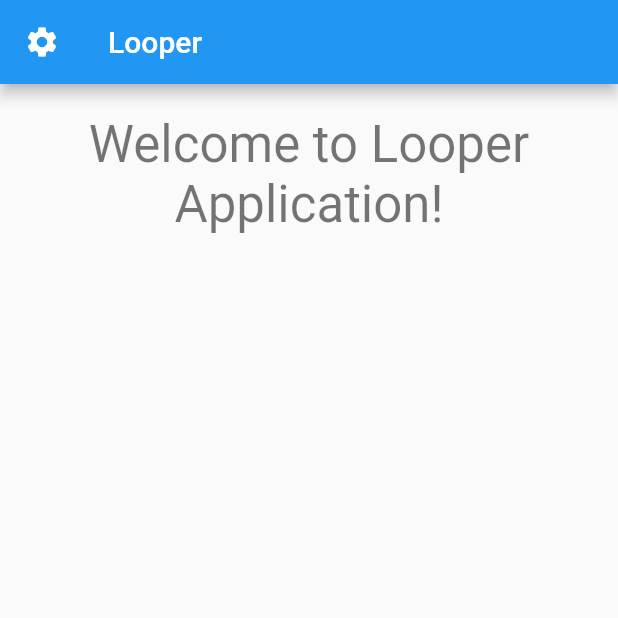
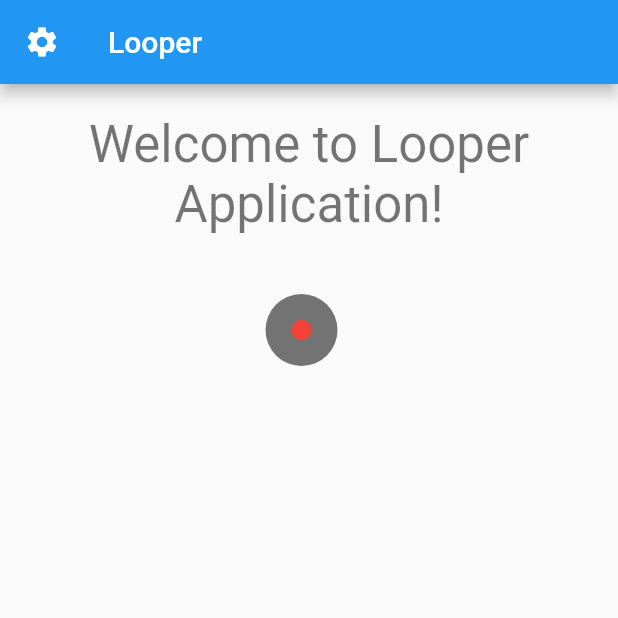
Before and after one commit to michcho415/flutter_project, a Flutter app: the screen it shows after launch, on a phone screen of 412 x 824 dp, the top half of it. Run offline on Flutter 3.47's test engine with Material 2 defaults, Android fonts, the phone set to English and light mode, and no system bars; missing offline and left inert: microphone.

Commit message:
Added custom icons widget

```diff
--- a/lib/views/main_screen.dart
+++ b/lib/views/main_screen.dart
@@ -1,6 +1,7 @@
 import 'package:flutter/material.dart';
 import 'package:flutter_project/data/app_settings.dart';
 import 'package:flutter_project/views/settings_screen.dart';
+import 'package:flutter_project/widgets/looper.dart';
 
 class MainScreen extends StatefulWidget
 {
@@ -36,6 +37,7 @@ class _MainScreenState extends State<MainScreen>{
                       Text("Welcome to Looper Application!\n",
                         style: Theme.of(context).textTheme.headline4,
                         textAlign: TextAlign.center),
+                      Looper(appData: data),
                     ]
                   )
                 )
--- /dev/null
+++ b/lib/widgets/custom_button.dart
@@ -0,0 +1,49 @@
+import 'package:flutter/material.dart';
+
+
+class CustomButton extends StatefulWidget {
+  CustomButton(this.visible, this.icon, this.iconSize, this.onClick, this.insideColor, {Key? key}) : super(key: key);
+
+  bool visible;
+  final IconData icon;
+  final double iconSize;
+  final Function onClick;
+  final Color insideColor;
+  @override
+  _CustomButtonState createState() => _CustomButtonState();
+}
+
+
+class _CustomButtonState extends State<CustomButton> {
+
+  @override
+  Widget build(BuildContext context) {
+    return Visibility(
+      visible: widget.visible,
+        child: Ink(
+        decoration: ShapeDecoration(
+            color: Colors.black54,
+            shape: CircleBorder()
+        ),
+        child:Center(
+            child:IconButton(
+              onPressed: () => {
+                widget.onClick.call()
+              },
+              icon: Icon(widget.icon,
+                size: widget.iconSize,
+                color: widget.insideColor,
+              )
+            )
+        )
+      )
+    );
+  }
+
+  void changeVisibility()
+  {
+    setState(() {
+      widget.visible = !widget.visible;
+    });
+  }
+}
--- /dev/null
+++ b/lib/widgets/looper.dart
@@ -0,0 +1,75 @@
+
+import 'package:flutter/cupertino.dart';
+import 'package:flutter/material.dart';
+import 'package:flutter_project/data/app_settings.dart';
+import 'package:flutter_project/widgets/custom_button.dart';
+import 'dart:async';
+import 'package:microphone/microphone.dart';
+
+enum LooperState{
+  Stopped,
+  Playing,
+  Recording,
+  Recorded
+}
+
+class Looper extends StatefulWidget {
+  const Looper({Key? key, required AppData this.appData}) : super(key: key);
+
+  final AppData appData;
+
+  @override
+  _LooperState createState() => _LooperState();
+}
+
+class _LooperState extends State<Looper> {
+
+  late LooperState state;
+  bool isRecordButtonVisible = true;
+  bool isStopButtonVisible = false;
+  bool isPlayButtonVisible = false;
+
+
+
+  @override
+  void initState() {
+    state = LooperState.Stopped;
+    super.initState();
+  }
+
+  @override
+  void dispose() {
+    //preRecordTimer?.cancel();
+    //recordingTimer?.cancel();
+    super.dispose();
+  }
+
+  @override
+  Widget build(BuildContext context) {
+    return  Column(
+        mainAxisAlignment: MainAxisAlignment.center,
+        children: [
+            Row(
+              mainAxisAlignment: MainAxisAlignment.center,
+              children: [
+                CustomButton(isRecordButtonVisible, Icons.circle, 16, startRecording, Colors.red),
+                Padding(
+                  padding: EdgeInsets.symmetric(horizontal: 5.0),
+                  child: CustomButton(isStopButtonVisible, Icons.stop, 32, startRecording, Colors.white70))
+
+              ],
+            )
+
+
+        ],
+        );
+
+  }
+
+  void startRecording() {
+    setState(() {
+      state = LooperState.Recording;
+    });
+  }
+
+}
--- a/pubspec.yaml
+++ b/pubspec.yaml
@@ -34,6 +34,7 @@ dependencies:
   # The following adds the Cupertino Icons font to your application.
   # Use with the CupertinoIcons class for iOS style icons.
   cupertino_icons: ^1.0.2
+  microphone: ^0.1.0
 
 dev_dependencies:
   flutter_test:
```
Also changed, not shown: pubspec.lock.
